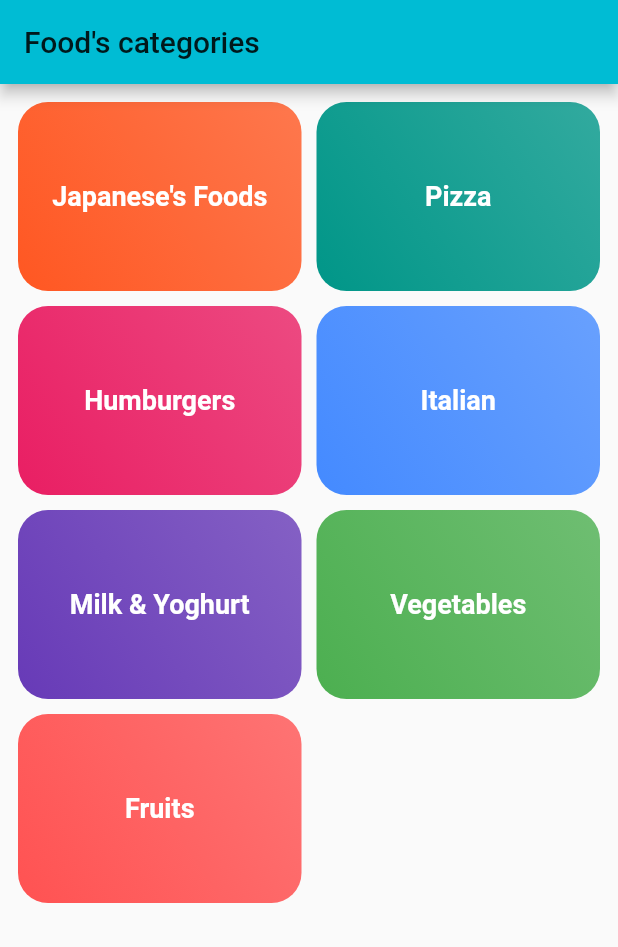
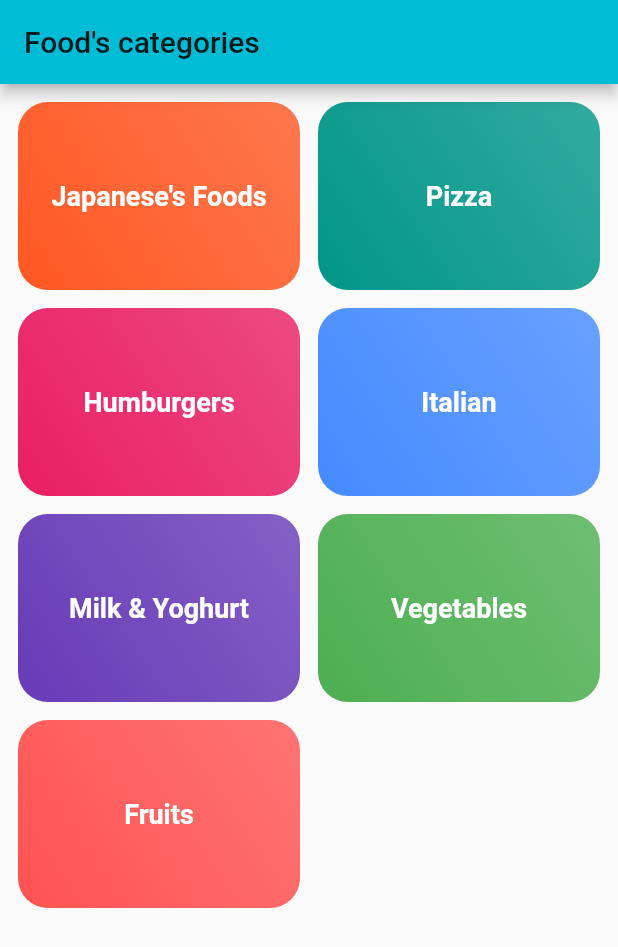
Before and after one commit to tunganh31309/food_app, a Flutter app: the screen it shows after launch, on a phone screen of 412 x 824 dp. Shown: the top 947 px of the screen. Run offline on Flutter 3.47's test engine with Material 2 defaults, Android fonts, the phone set to English and light mode, and no system bars.

Commit message:
thay đổi kích thước

```diff
--- a/lib/categories_page.dart
+++ b/lib/categories_page.dart
@@ -16,8 +16,8 @@ class CategoriesPage extends StatelessWidget {
       gridDelegate: SliverGridDelegateWithMaxCrossAxisExtent(
           maxCrossAxisExtent: 300, // chiều rộng max
           childAspectRatio: 3 / 2, // tỉ lệ giữa chiều rộng chia chiều cao
-          crossAxisSpacing: 10, // độ rộng các lưới theo chiều dọc chiều ngang
-          mainAxisSpacing: 10),
+          crossAxisSpacing: 12, // độ rộng các lưới theo chiều dọc chiều ngang
+          mainAxisSpacing: 12),
     );
   }
 }
```
